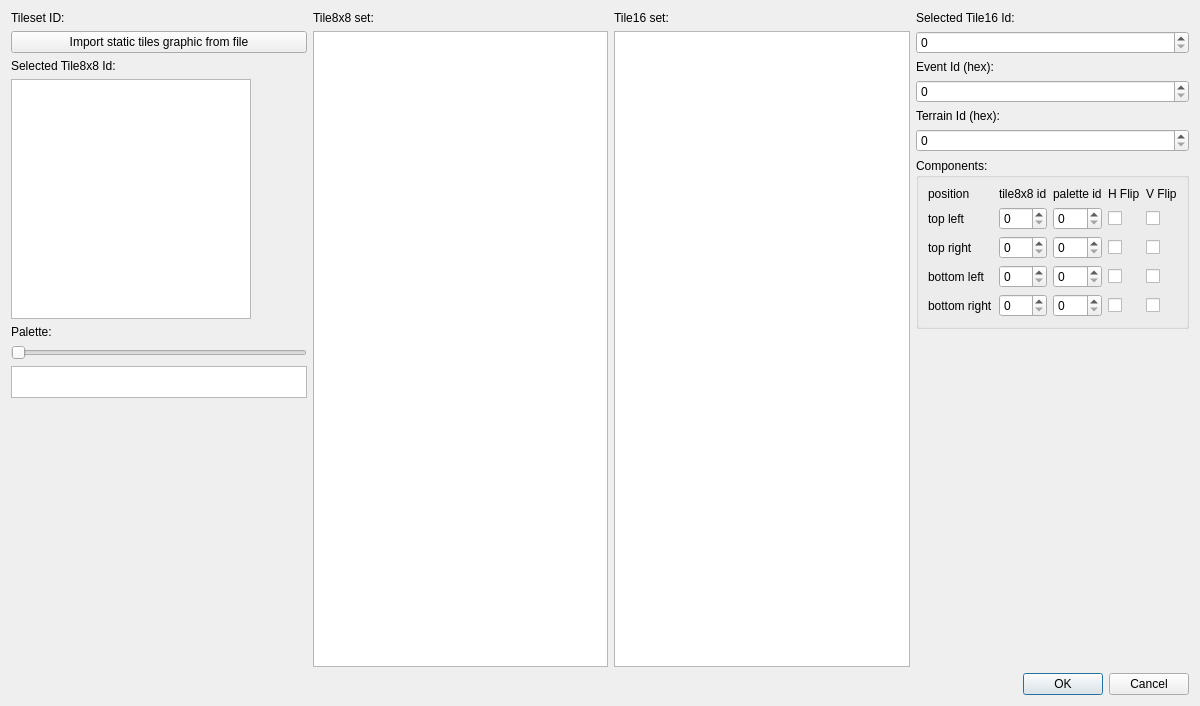
Above: Dialog/TilesetEditDialog.ui from wario-land/WL4Editor before the change. Below: the same form after it.
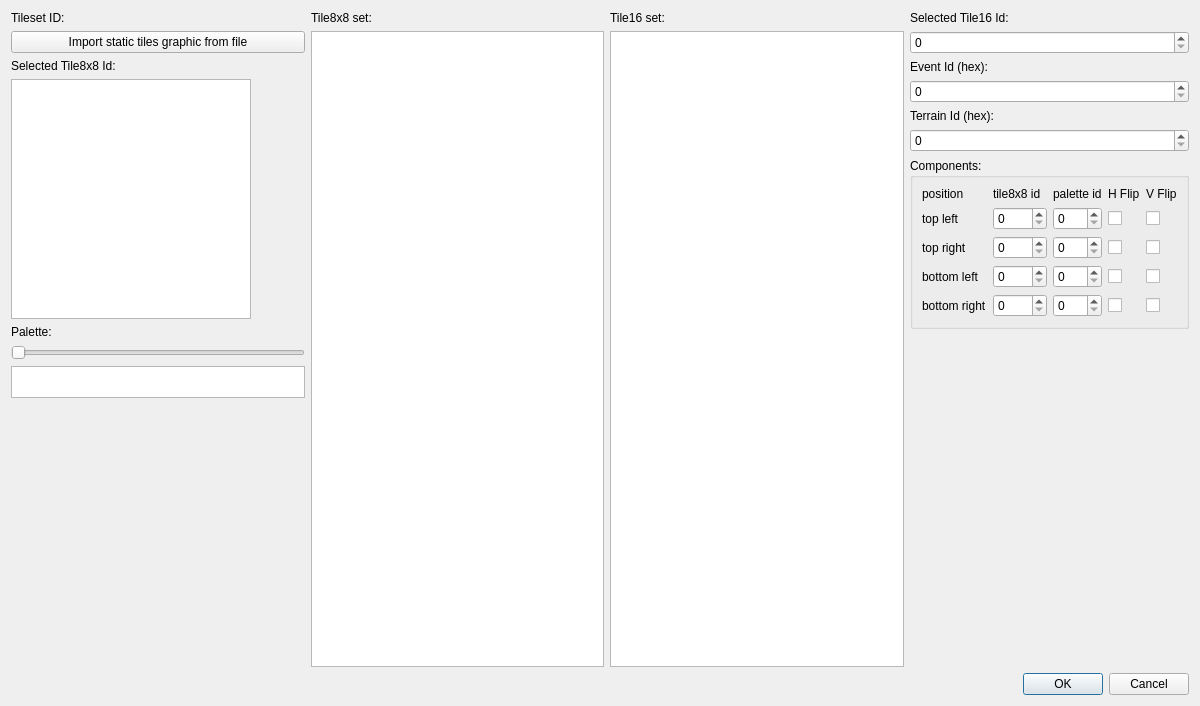
That is the form after the change. Custom widgets are drawn as their Qt base class.

Commit message: Tidy up code a little and bugfix in Tileset Editor

```diff
--- a/Dialog/TilesetEditDialog.ui
+++ b/Dialog/TilesetEditDialog.ui
@@ -226,7 +226,7 @@
                <number>1023</number>
               </property>
               <property name="displayIntegerBase">
-               <number>16</number>
+               <number>10</number>
               </property>
              </widget>
             </item>
@@ -281,7 +281,7 @@
                <number>1023</number>
               </property>
               <property name="displayIntegerBase">
-               <number>16</number>
+               <number>10</number>
               </property>
              </widget>
             </item>
@@ -291,7 +291,7 @@
                <number>1023</number>
               </property>
               <property name="displayIntegerBase">
-               <number>16</number>
+               <number>10</number>
               </property>
              </widget>
             </item>
@@ -357,7 +357,7 @@
                <number>1023</number>
               </property>
               <property name="displayIntegerBase">
-               <number>16</number>
+               <number>10</number>
               </property>
              </widget>
             </item>
```
The commit also changes 5 other files.
